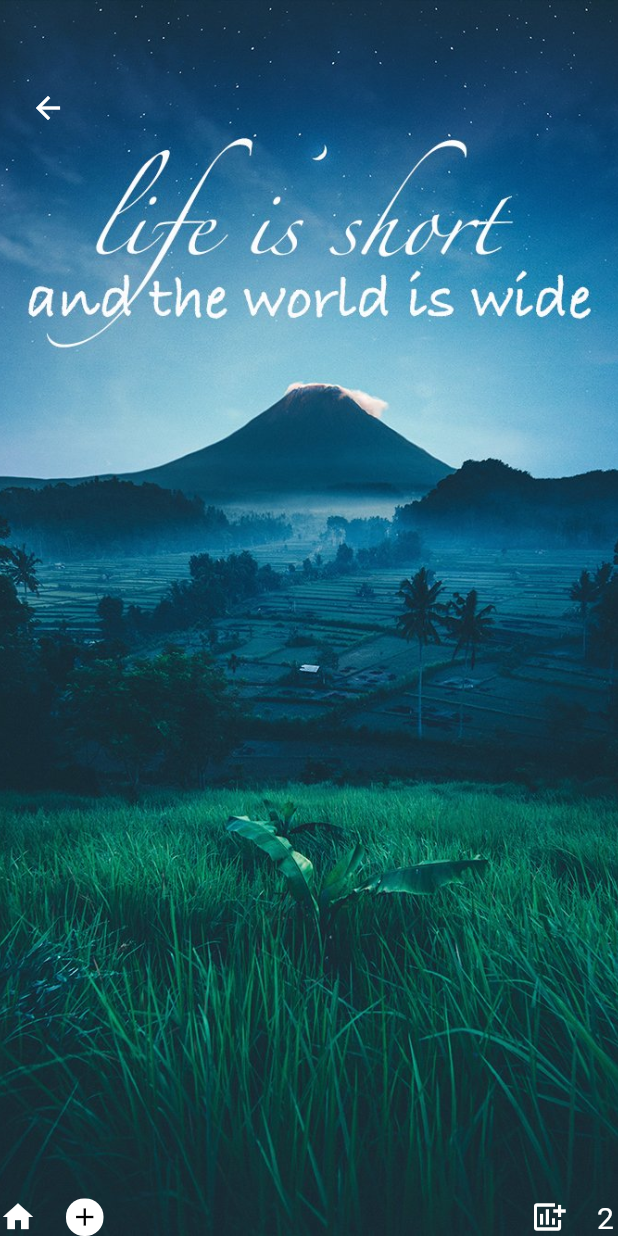
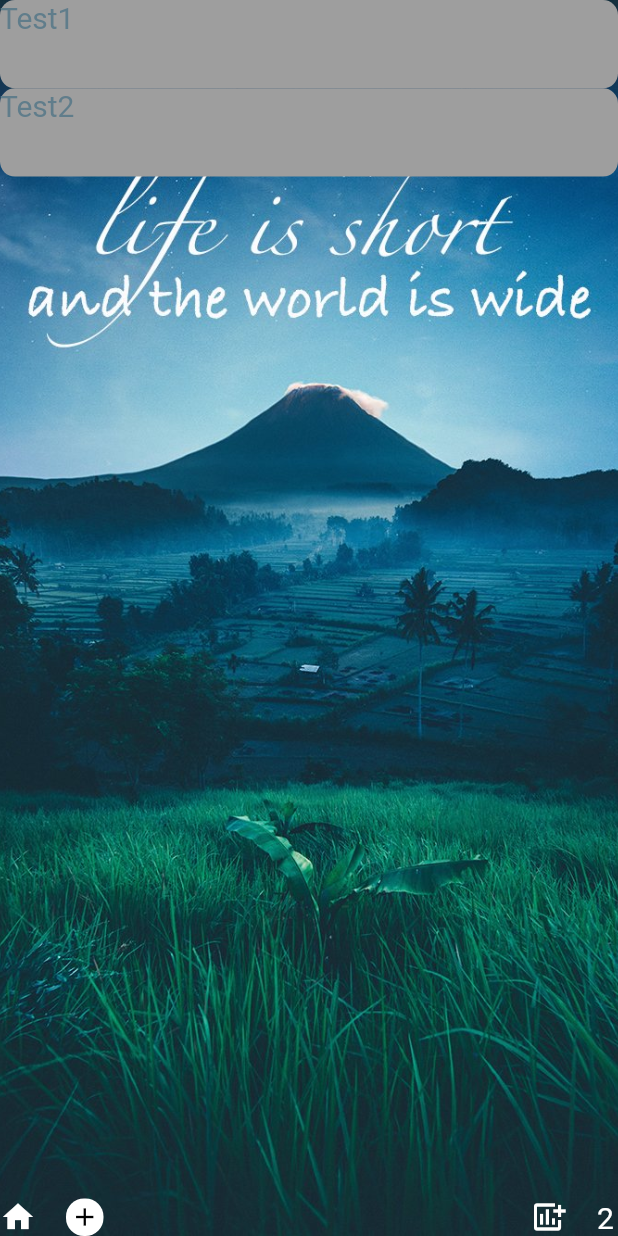
Before and after one commit to Nightwarri0R/FlutterAppForInsiparion, a Flutter app: the screen it shows after launch, on a phone screen of 412 x 824 dp. Run offline on Flutter 3.47's test engine with Material 2 defaults, Android fonts, the phone set to English and light mode, and no system bars.

Commit message:
Need to work on placing properly the text fields

```diff
--- a/my_test_app/lib/screens/view_inspirational_quote..dart
+++ b/my_test_app/lib/screens/view_inspirational_quote..dart
@@ -1,5 +1,8 @@
+// ignore_for_file: avoid_unnecessary_containers
+
 import 'package:flutter/material.dart';
 import 'package:my_test_app/utils/app_colors.dart';
+import 'package:my_test_app/widgets/quote_widgetg.dart';
 
 class ViewQuote extends StatelessWidget {
   const ViewQuote({super.key});
@@ -62,8 +65,19 @@ class ViewQuote extends StatelessWidget {
                   ),
                 ],
               )),
+          Flexible(
+              child: ListView.builder(
+                  itemCount: myQuotes.length,
+                  itemBuilder: ((context, index) {
+                    return Container(
+                      alignment: Alignment.bottomCenter,
+                      child: QuotesWidget(
+                        quote: myQuotes[index],
+                        color: Colors.blueGrey,
+                      ),
+                    );
+                  })))
           //This needs to be completed for quote widget, I was at 56,34 min of the tutorial.
-          Container(),
         ],
       ),
     );
--- a/my_test_app/lib/widgets/quote_widgetg.dart
+++ b/my_test_app/lib/widgets/quote_widgetg.dart
@@ -1,7 +1,4 @@
 import 'package:flutter/material.dart';
-import 'package:flutter/src/widgets/container.dart';
-import 'package:flutter/src/widgets/framework.dart';
-import 'package:flutter/widgets.dart';
 
 class QuotesWidget extends StatelessWidget {
   final String quote;
```
